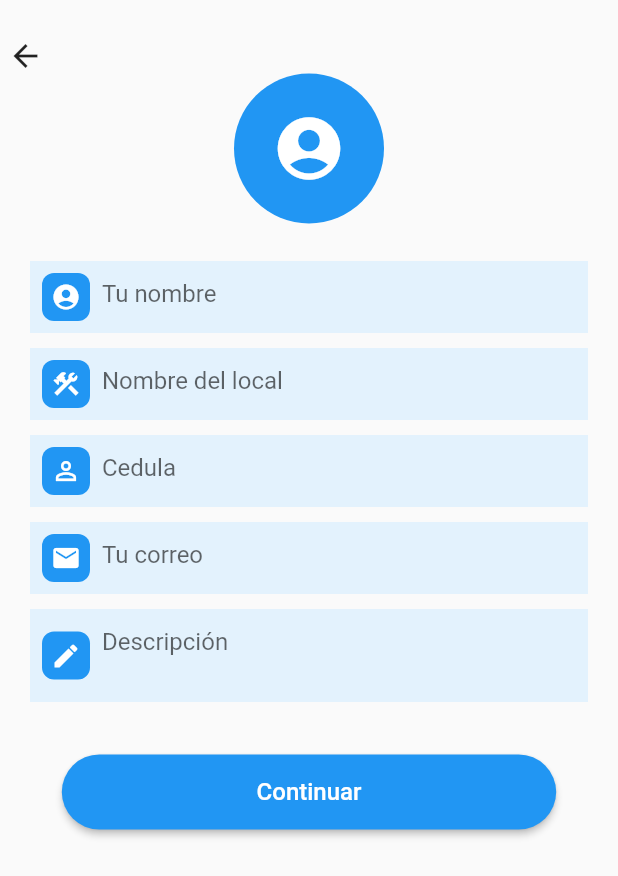
After one commit to jcclavijod/SafeRoad-App, a Flutter app: the userInformation screen opened directly, on a phone screen of 412 x 824 dp. The commit adds this screen. Shown: the top 876 px of the screen. Run offline on Flutter 3.47's test engine with Material 2 defaults, Android fonts, the phone set to English and light mode, and no system bars; our stand-ins replace cloud_firestore, country_picker, firebase_auth, firebase_core, firebase_storage, image_picker and 2 more; accounts and stored records are empty.

Commit message:
Otp Completo

```diff
--- /dev/null
+++ b/saferoad/lib/Auth/Repository/UserInformation.dart
@@ -0,0 +1,229 @@
+import 'dart:io';
+import 'package:flutter/material.dart';
+import 'package:provider/provider.dart';
+import 'package:saferoad/Auth/model/user_model.dart';
+import 'package:saferoad/Auth/provider/auth_provider.dart';
+import 'package:saferoad/Auth/ui/views/homes_screen.dart';
+import 'package:saferoad/Auth/ui/widgets/custom_button.dart';
+import 'package:saferoad/Auth/ui/widgets/utils.dart';
+
+class userInformation extends StatefulWidget {
+  const userInformation({super.key});
+
+  @override
+  State<userInformation> createState() => _userInformationState();
+}
+
+class _userInformationState extends State<userInformation> {
+  File? image;
+  final nameController = TextEditingController();
+  final localController = TextEditingController();
+  final cedulaControler = TextEditingController();
+  final emailController = TextEditingController();
+  final bioController = TextEditingController();
+
+  @override
+  void dispose() {
+    super.dispose();
+    nameController.dispose();
+    localController.dispose();
+    cedulaControler.dispose();
+    emailController.dispose();
+    bioController.dispose();
+  }
+
+  //PARA SELECCIONAR UNA IMAGEN
+  void selectImage() async {
+    image = await pickImage(context);
+    setState(() {});
+  }
+
+  @override
+  Widget build(BuildContext context) {
+    final isLoading =
+        Provider.of<AuthProvider>(context, listen: true).isLoading;
+    return Scaffold(
+      body: SafeArea(
+        child: isLoading == true
+            ? const Center(
+                child: CircularProgressIndicator(
+                  color: Colors.blue,
+                ),
+              )
+            : SingleChildScrollView(
+                padding:
+                    const EdgeInsets.symmetric(vertical: 25.0, horizontal: 5.0),
+                child: Center(
+                  child: Center(
+                    child: Column(
+                      children: [
+                        Align(
+                            alignment: Alignment.topLeft,
+                            child: GestureDetector(
+                              onTap: () => Navigator.of(context).pop(),
+                              child: const Icon(Icons.arrow_back),
+                            )),
+                        InkWell(
+                          onTap: () => selectImage(),
+                          child: image == null
+                              ? const CircleAvatar(
+                                  backgroundColor: Colors.blue,
+                                  radius: 50,
+                                  child: Icon(
+                                    Icons.account_circle,
+                                    size: 50,
+                                    color: Colors.white,
+                                  ))
+                              : CircleAvatar(
+                                  backgroundImage: FileImage(image!),
+                                  radius: 50,
+                                ),
+                        ),
+                        Container(
+                          width: MediaQuery.of(context).size.width,
+                          padding: const EdgeInsets.symmetric(
+                              vertical: 5, horizontal: 15),
+                          margin: const EdgeInsets.only(top: 20),
+                          child: Column(
+                            children: [
+                              //Campo del nombre
+                              textFeld(
+                                hintText: "Tu nombre",
+                                icon: Icons.account_circle,
+                                inputType: TextInputType.name,
+                                maxLines: 1,
+                                controller: nameController,
+                              ),
+                              //Campo del local
+                              textFeld(
+                                hintText: "Nombre del local",
+                                icon: Icons.construction,
+                                inputType: TextInputType.name,
+                                maxLines: 1,
+                                controller: localController,
+                              ),
+                              //Campo de la cedula
+                              textFeld(
+                                hintText: "Cedula",
+                                icon: Icons.perm_identity,
+                                inputType: TextInputType.number,
+                                maxLines: 1,
+                                controller: cedulaControler,
+                              ),
+                              //Campo del email
+                              textFeld(
+                                hintText: "Tu correo",
+                                icon: Icons.email,
+                                inputType: TextInputType.emailAddress,
+                                maxLines: 1,
+                                controller: emailController,
+                              ),
+                              //Campo de la descripción
+                              textFeld(
+                                hintText: "Descripción",
+                                icon: Icons.edit,
+                                inputType: TextInputType.name,
+                                maxLines: 2,
+                                controller: bioController,
+                              ),
+                            ],
+                          ),
+                        ),
+                        const SizedBox(
+                          height: 20,
+                        ),
+                        SizedBox(
+                            height: 50,
+                            width: MediaQuery.of(context).size.width * 0.80,
+                            child: CustomButton(
+                              text: "Continuar",
+                              onPressed: () => storeData(),
+                            ))
+                      ],
+                    ),
+                  ),
+                ),
+              ),
+      ),
+    );
+  }
+
+  Widget textFeld({
+    required String hintText,
+    required IconData icon,
+    required TextInputType inputType,
+    required int maxLines,
+    required TextEditingController controller,
+  }) {
+    return Padding(
+      padding: const EdgeInsets.only(bottom: 10),
+      child: TextFormField(
+        cursorColor: Colors.blue,
+        controller: controller,
+        keyboardType: inputType,
+        maxLines: maxLines,
+        decoration: InputDecoration(
+            prefixIcon: Container(
+              margin: const EdgeInsets.all(8.0),
+              decoration: BoxDecoration(
+                borderRadius: BorderRadius.circular(8),
+                color: Colors.blue,
+              ),
+              child: Icon(
+                icon,
+                size: 20,
+                color: Colors.white,
+              ),
+            ),
+            focusedBorder: OutlineInputBorder(
+              borderRadius: BorderRadius.circular(10),
+              borderSide: const BorderSide(
+                color: Colors.blue,
+              ),
+            ),
+            hintText: hintText,
+            alignLabelWithHint: true,
+            border: InputBorder.none,
+            fillColor: Colors.blue.shade50,
+            filled: true),
+      ),
+    );
+  }
+
+  // ENVIAR DATOS A LA BASE DE DATOS
+  void storeData() async {
+    final ap = Provider.of<AuthProvider>(context, listen: false);
+    UserModel userModel = UserModel(
+      name: nameController.text.trim(),
+      cedula: cedulaControler.text.trim(),
+      local: localController.text.trim(),
+      email: emailController.text.trim(),
+      bio: bioController.text.trim(),
+      profilePic: "",
+      createdAt: "",
+      phoneNumber: "",
+      uid: "",
+    );
+    if (image != null) {
+      ap.saveUserDataToFirebase(
+        context: context,
+        userModel: userModel,
+        profilePic: image!,
+        onSuccess: () {
+          ap.saveUserDataToSP().then(
+                (value) => ap.setSignIn().then(
+                      (value) => Navigator.pushAndRemoveUntil(
+                          context,
+                          MaterialPageRoute(
+                            builder: (context) => const HomeScreen(),
+                          ),
+                          (route) => false),
+                    ),
+              );
+        },
+      );
+    } else {
+      showSnackBar(context, "Por favor sube una foto de perfil");
+    }
+  }
+}
--- /dev/null
+++ b/saferoad/lib/Auth/model/user_model.dart
@@ -0,0 +1,52 @@
+class UserModel {
+  String name;
+  String cedula;
+  String local;
+  String email;
+  String bio;
+  String profilePic;
+  String createdAt;
+  String phoneNumber;
+  String uid;
+
+  UserModel(
+      {required this.name,
+      required this.cedula,
+      required this.local,
+      required this.email,
+      required this.bio,
+      required this.profilePic,
+      required this.createdAt,
+      required this.phoneNumber,
+      required this.uid});
+
+// Obteniendo los datos del servidor
+  factory UserModel.fromMap(Map<String, dynamic> map) {
+    return UserModel(
+      name: map['name'] ?? '',
+      cedula: map['cedula'] ?? '',
+      local: map['local'] ?? '',
+      email: map['email'] ?? '',
+      bio: map['bio'] ?? '',
+      profilePic: map['profilePic'] ?? '',
+      createdAt: map['createdAt'] ?? '',
+      phoneNumber: map['phoneNumber'] ?? '',
+      uid: map['uid'] ?? '',
+    );
+  }
+
+// Enviando los datos al servidor DB
+  Map<String, dynamic> toMap() {
+    return {
+      "name": name,
+      "cedula": cedula,
+      "local": local,
+      "email": email,
+      "bio": bio,
+      "profilePic": profilePic,
+      "createdAt": createdAt,
+      "phoneNumber": phoneNumber,
+      "uid": uid,
+    };
+  }
+}
--- a/saferoad/lib/main.dart
+++ b/saferoad/lib/main.dart
@@ -1,6 +1,6 @@
 import 'package:flutter/material.dart';
 import 'package:firebase_core/firebase_core.dart';
-import 'package:saferoad/Auth/Repository/auth_provider.dart';
+import 'package:saferoad/Auth/provider/auth_provider.dart';
 import 'package:saferoad/Auth/ui/views/welcome_screen.dart';
 import 'package:saferoad/firebase_options.dart';
 import 'package:provider/provider.dart';
--- a/saferoad/pubspec.yaml
+++ b/saferoad/pubspec.yaml
@@ -46,6 +46,8 @@ dependencies:
   firebase_storage: ^11.0.13
   provider: ^6.0.0
   shared_preferences: ^2.0.17
+  pinput: ^2.2.21
+  image_picker: ^0.8.6+2
 
 dev_dependencies:
   flutter_test:
```
Also changed, not shown: saferoad/lib/Auth/bloc/otp_screen.dart (+161 -1 lines), saferoad/lib/Auth/bloc/register_screen.dart (+7 -1 lines), saferoad/lib/Auth/provider/auth_provider.dart (+143 -0 lines), saferoad/lib/Auth/ui/views/homes_screen.dart (+38 -2 lines), saferoad/lib/Auth/ui/views/welcome_screen.dart (+18 -11 lines), saferoad/lib/Auth/ui/widgets/utils.dart (+18 -0 lines), saferoad/pubspec.lock, 5 other files.
